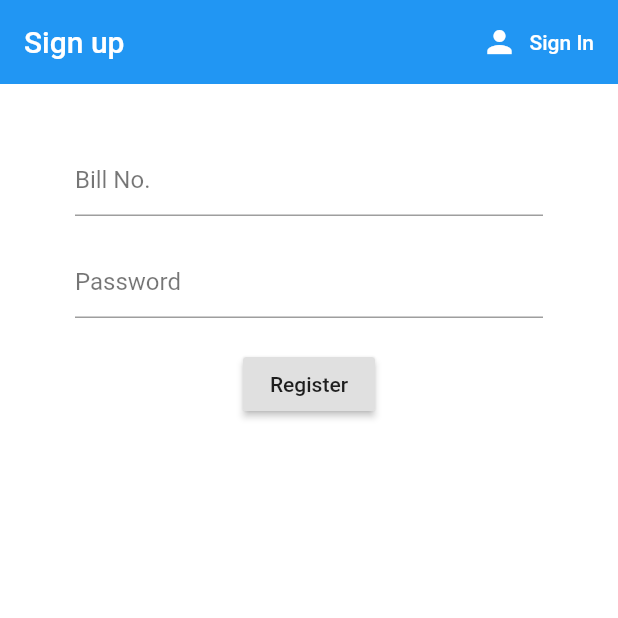
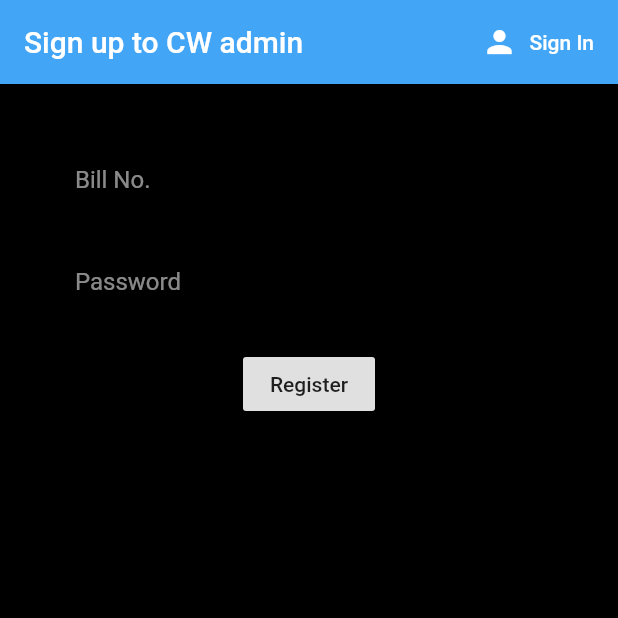
Before and after one commit to onkar-shaligram/CoffeeWala-Admin, a Flutter app: the screen it shows after launch, after a tap on "Sign in", after a tap on "Register", on a phone screen of 412 x 824 dp, the top half of it. Run offline on Flutter 3.47's test engine with Material 2 defaults, Android fonts, the phone set to English and light mode, and no system bars; our stand-ins replace cloud_firestore, firebase_auth, flutter_spinkit; accounts and stored records are empty.

Commit message:
Fresh updates

```diff
--- a/lib/screens/Authenticate/register.dart
+++ b/lib/screens/Authenticate/register.dart
@@ -24,11 +24,11 @@ class _RegisterState extends State<Register> {
     return loading
         ? Loading()
         : Scaffold(
-            backgroundColor: Colors.white,
+            backgroundColor: Colors.black,
             appBar: AppBar(
-              backgroundColor: Colors.blue,
+              backgroundColor: Colors.blue[400],
               elevation: 0.0,
-              title: Text('Sign up'),
+              title: Text('Sign up to CW admin'),
               actions: <Widget>[
                 FlatButton.icon(
                     onPressed: () {
@@ -59,10 +59,10 @@ class _RegisterState extends State<Register> {
                             email = val;
                           });
                         },
-                        style: TextStyle(color: Colors.black),
+                        style: TextStyle(color: Colors.white),
                         decoration: InputDecoration(
                           hintText: "Bill No.",
-                          hintStyle: TextStyle(color: Colors.black54),
+                          hintStyle: TextStyle(color: Colors.white54),
                         ),
                       ),
                       SizedBox(
@@ -77,10 +77,10 @@ class _RegisterState extends State<Register> {
                             password = val;
                           });
                         },
-                        style: TextStyle(color: Colors.black),
+                        style: TextStyle(color: Colors.white),
                         decoration: InputDecoration(
                             hintText: "Password",
-                            hintStyle: TextStyle(color: Colors.black54)),
+                            hintStyle: TextStyle(color: Colors.white54)),
                       ),
                       SizedBox(
                         height: 20.0,
--- a/lib/screens/Authenticate/signin.dart
+++ b/lib/screens/Authenticate/signin.dart
@@ -24,11 +24,11 @@ class _SignInState extends State<SignIn> {
     return loading
         ? Loading()
         : Scaffold(
-            backgroundColor: Colors.white,
+            backgroundColor: Colors.black,
             appBar: AppBar(
-              backgroundColor: Colors.blue,
+              backgroundColor: Colors.blue[400],
               elevation: 0.0,
-              title: Text('Sign in CW Admin'),
+              title: Text('Sign in to CW admin'),
               actions: <Widget>[
                 FlatButton.icon(
                     onPressed: () {
@@ -60,11 +60,11 @@ class _SignInState extends State<SignIn> {
                           });
                         },
                         style: TextStyle(
-                          color: Colors.black,
+                          color: Colors.white,
                         ),
                         decoration: InputDecoration(
                             hintText: "Email",
-                            hintStyle: TextStyle(color: Colors.black54)),
+                            hintStyle: TextStyle(color: Colors.white54)),
                       ),
                       SizedBox(
                         height: 20.0,
@@ -78,10 +78,10 @@ class _SignInState extends State<SignIn> {
                             password = val;
                           });
                         },
-                        style: TextStyle(color: Colors.black),
+                        style: TextStyle(color: Colors.white),
                         decoration: InputDecoration(
                             hintText: "Password",
-                            hintStyle: TextStyle(color: Colors.black54)),
+                            hintStyle: TextStyle(color: Colors.white54)),
                       ),
                       SizedBox(
                         height: 20.0,
```
Also changed, not shown: lib/screens/home/brew_tile.dart (+3 -41 lines), lib/screens/home/home.dart (+10 -10 lines), 2 other files.
